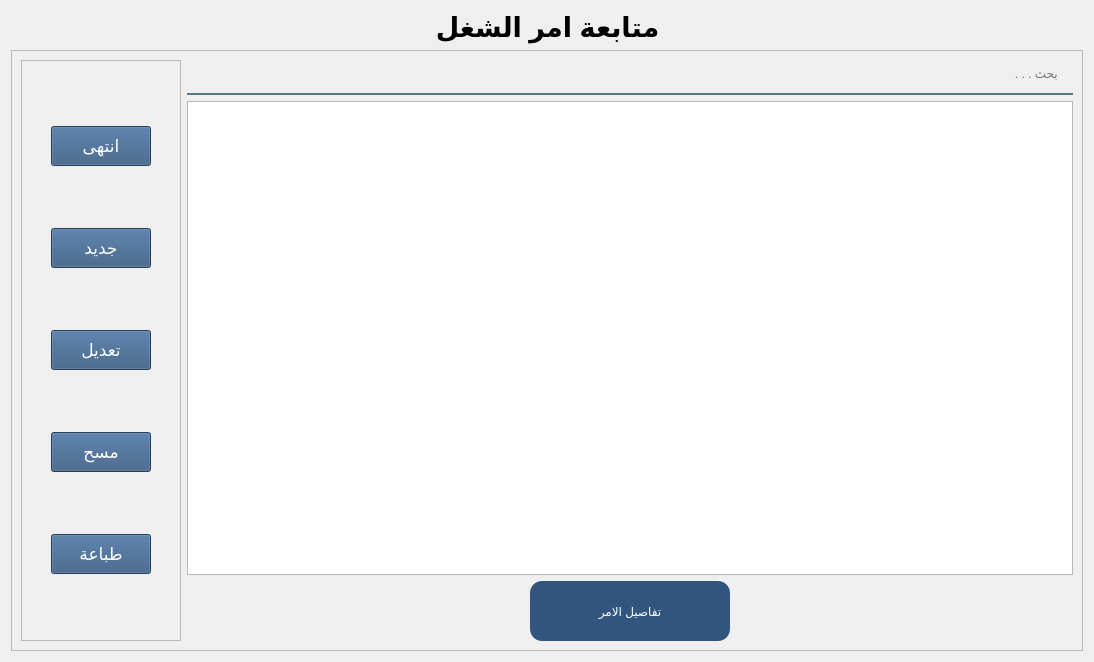
Above: forms/followOrder_view.ui from Abdel-RahmanSaied/treeAdvertising before the change. Below: the same form after it.
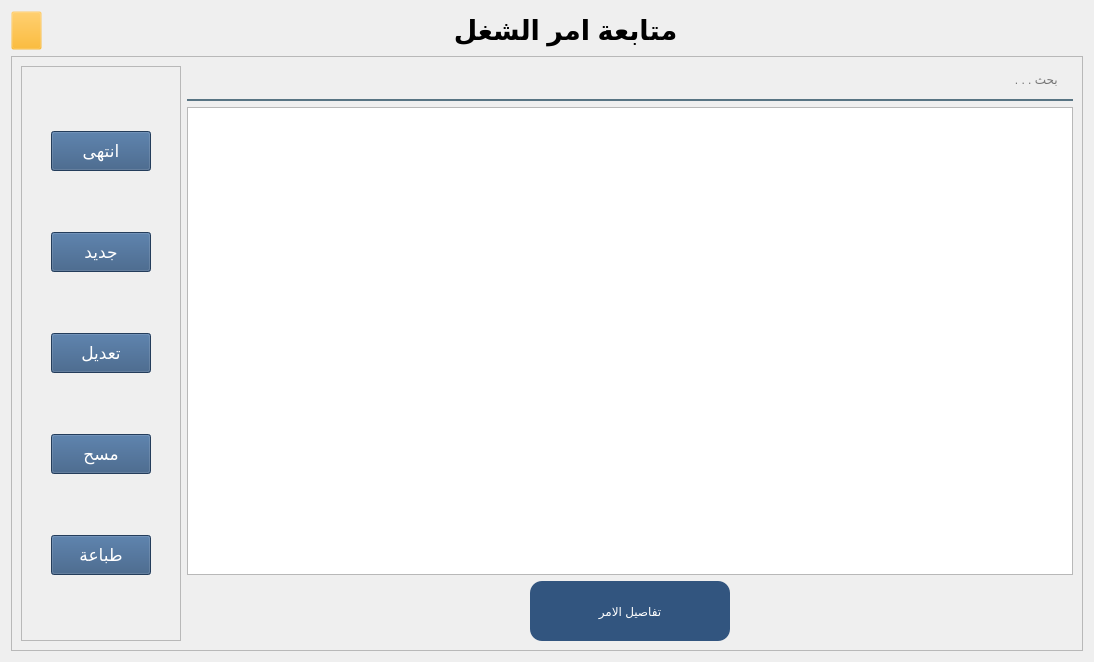
That is the form after the change. Icons and pictures are not drawn.

The edit to the form file:
```diff
--- a/forms/followOrder_view.ui
+++ b/forms/followOrder_view.ui
@@ -15,19 +15,51 @@
   </property>
   <layout class="QGridLayout" name="gridLayout_3">
    <item row="0" column="0">
-    <spacer name="horizontalSpacer_10">
-     <property name="orientation">
-      <enum>Qt::Horizontal</enum>
+    <widget class="QPushButton" name="bck_btn">
+     <property name="minimumSize">
+      <size>
+       <width>31</width>
+       <height>39</height>
+      </size>
      </property>
-     <property name="sizeHint" stdset="0">
+     <property name="maximumSize">
       <size>
-       <width>414</width>
-       <height>20</height>
+       <width>31</width>
+       <height>39</height>
       </size>
      </property>
-    </spacer>
+     <property name="styleSheet">
+      <string notr="true">background-color: rgb(255, 170, 0,4);</string>
+     </property>
+     <property name="text">
+      <string/>
+     </property>
+     <property name="icon">
+      <iconset resource="app_resources.qrc">
+       <normaloff>:/logo/images/icons8-back-67.png</normaloff>:/logo/images/icons8-back-67.png</iconset>
+     </property>
+     <property name="iconSize">
+      <size>
+       <width>31</width>
+       <height>39</height>
+      </size>
+     </property>
+    </widget>
    </item>
    <item row="0" column="1">
+    <spacer name="horizontalSpacer_10">
+     <property name="orientation">
+      <enum>Qt::Horizontal</enum>
+     </property>
+     <property name="sizeHint" stdset="0">
+      <size>
+       <width>414</width>
+       <height>20</height>
+      </size>
+     </property>
+    </spacer>
+   </item>
+   <item row="0" column="2">
     <widget class="QLabel" name="label">
      <property name="maximumSize">
       <size>
@@ -50,7 +82,7 @@
      </property>
     </widget>
    </item>
-   <item row="0" column="2">
+   <item row="0" column="3">
     <spacer name="horizontalSpacer_11">
      <property name="orientation">
       <enum>Qt::Horizontal</enum>
@@ -63,7 +95,7 @@
      </property>
     </spacer>
    </item>
-   <item row="1" column="0" colspan="3">
+   <item row="1" column="0" colspan="4">
     <widget class="QFrame" name="frame">
      <property name="frameShape">
       <enum>QFrame::StyledPanel</enum>
```
Left out of the diff: 4 changed lines with no effect on the pictures.
